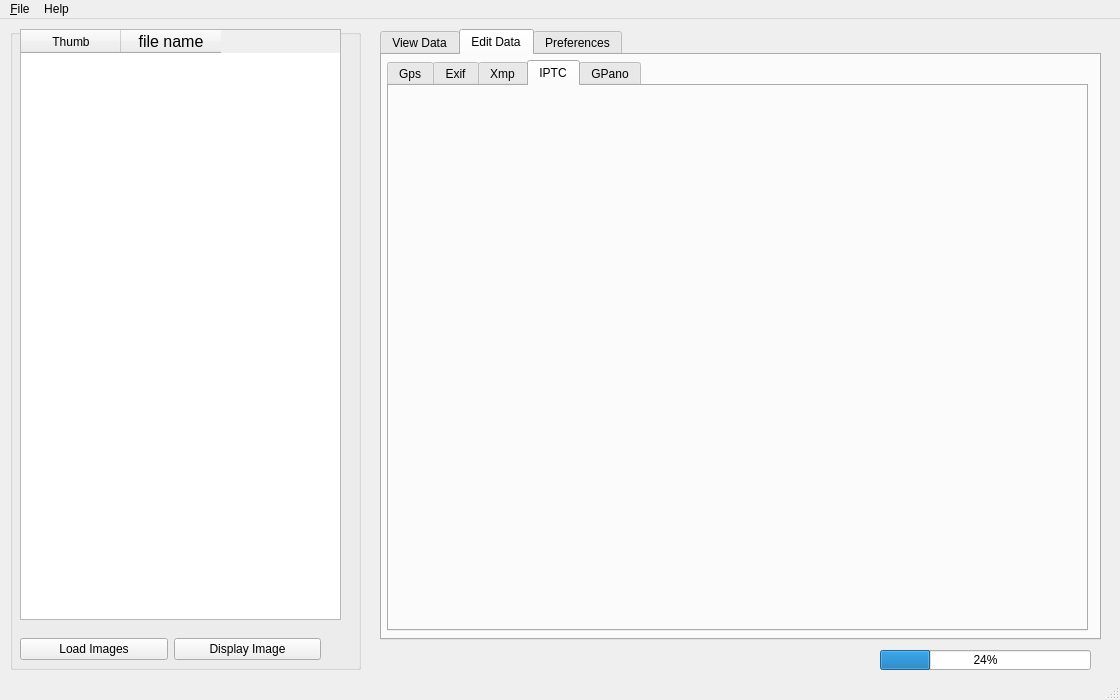
Above: scripts/ui/MainWindow.ui from hvdwolf/pyExifToolGUI before the change. Below: the same form after it.
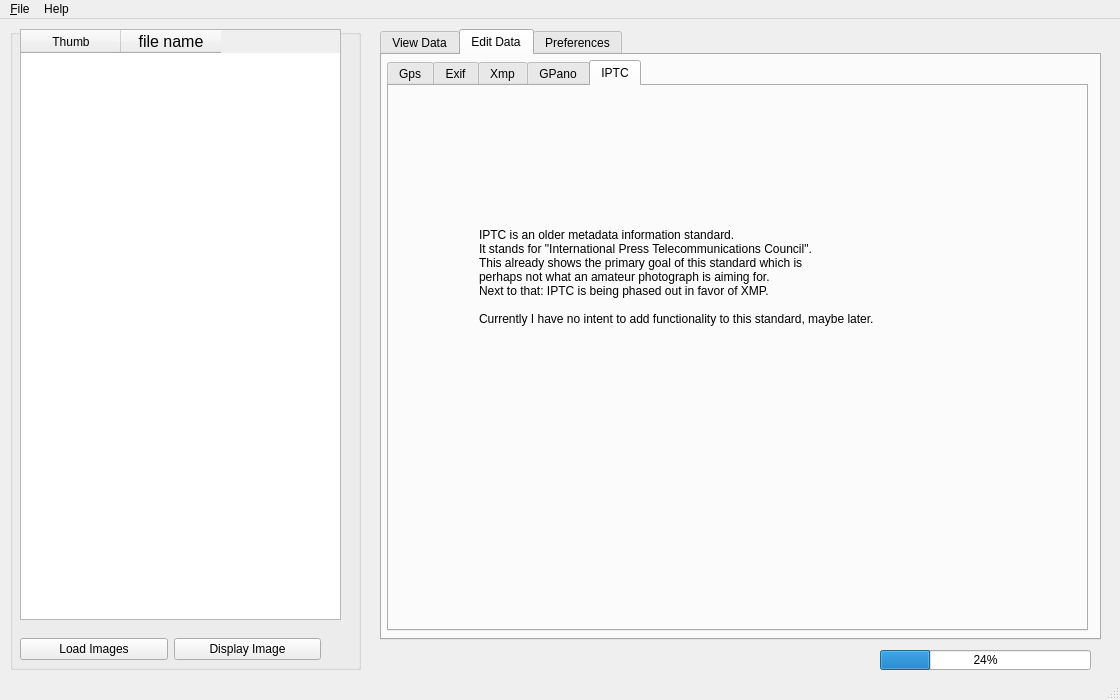
That is the form after the change. The open tabs and pages were chosen to show the change.

Commit message: Make IPTC edit tab only a placeholder for some text; Do not add functionality at this moment for this old, deminishing standard

Patch:
```diff
--- a/scripts/ui/MainWindow.ui
+++ b/scripts/ui/MainWindow.ui
@@ -2165,11 +2165,6 @@
         </layout>
        </widget>
       </widget>
-      <widget class="QWidget" name="editiptctab">
-       <attribute name="title">
-        <string>IPTC</string>
-       </attribute>
-      </widget>
       <widget class="QWidget" name="editgpanotab">
        <attribute name="title">
         <string>GPano</string>
@@ -2500,6 +2495,30 @@
         </layout>
        </widget>
       </widget>
+      <widget class="QWidget" name="editiptctab">
+       <attribute name="title">
+        <string>IPTC</string>
+       </attribute>
+       <widget class="QLabel" name="label_63">
+        <property name="geometry">
+         <rect>
+          <x>90</x>
+          <y>100</y>
+          <width>561</width>
+          <height>181</height>
+         </rect>
+        </property>
+        <property name="text">
+         <string>IPTC is an older metadata information standard.
+It stands for &quot;International Press Telecommunications Council&quot;.
+This already shows the primary goal of this standard which is
+perhaps not what an amateur photograph is aiming for.
+Next to that: IPTC is being phased out in favor of XMP.
+
+Currently I have no intent to add functionality to this standard, maybe later.</string>
+        </property>
+       </widget>
+      </widget>
      </widget>
     </widget>
     <widget class="QWidget" name="preferencestab">
```
The commit also changes 2 other files.
